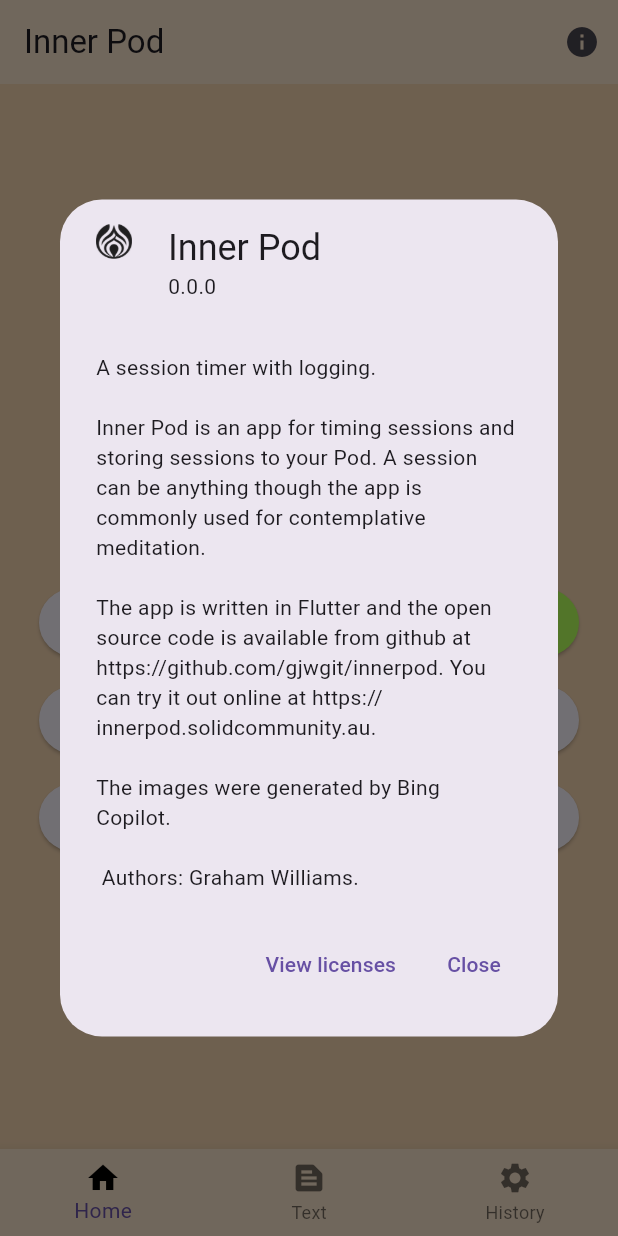
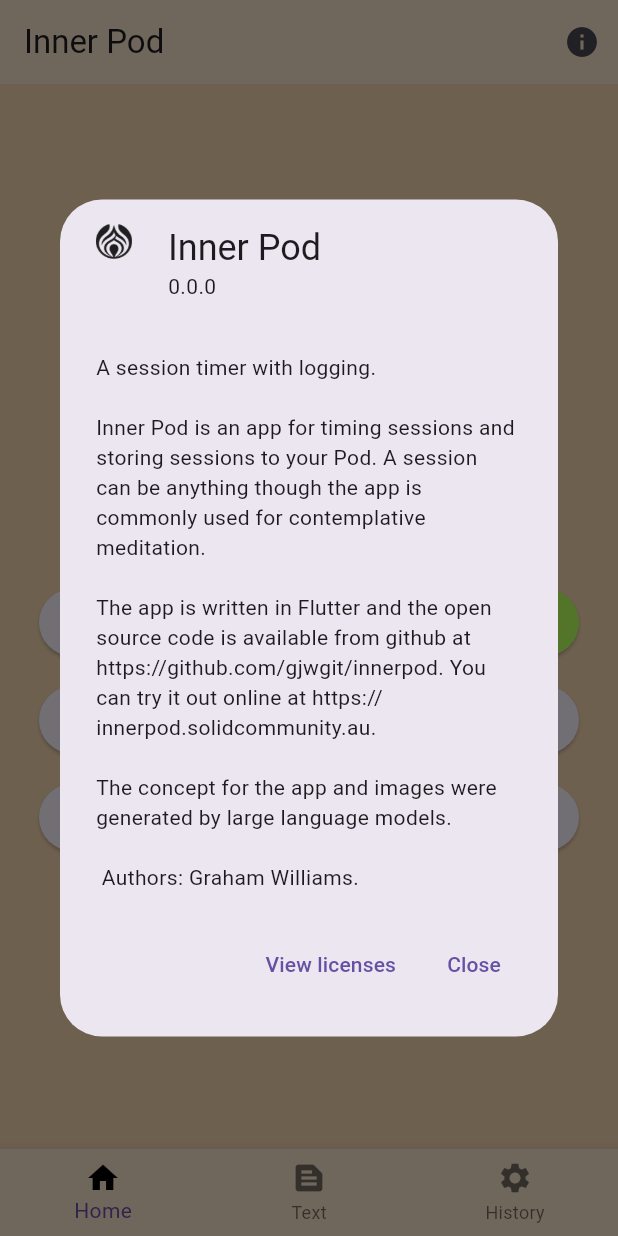
Before and after one commit to gjwgit/innerpod, a Flutter app: the screen it shows after launch, after a tap on the "info" icon, on a phone screen of 412 x 824 dp. Run offline on Flutter 3.47's test engine with Material 3 defaults, Android fonts, the phone set to English and light mode, and no system bars; our stand-ins replace audioplayers, wakelock_plus; missing offline and left inert: neon_circular_timer.

Commit message:
Update llm notice.

```diff
--- a/lib/main.dart
+++ b/lib/main.dart
@@ -1,6 +1,6 @@
 /// Main program for the inner pod session timing and logging.
 //
-// Time-stamp: <Sunday 2024-02-04 16:39:56 +1100 Graham Williams>
+// Time-stamp: <Wednesday 2024-02-14 22:21:00 +1100 Graham Williams>
 //
 /// Copyright (C) 2024, Togaware Pty Ltd
 ///
@@ -101,7 +101,8 @@ class InnerPod extends StatelessWidget {
                       ' https://github.com/gjwgit/innerpod.'
                       ' You can try it out online at'
                       ' https://innerpod.solidcommunity.au.\n\n'
-                      'The images were generated by Bing Copilot.\n\n'
+                      'The concept for the app and images were generated by'
+                      ' large language models.\n\n'
                       ' Authors: Graham Williams.'),
                 ],
               );
```
